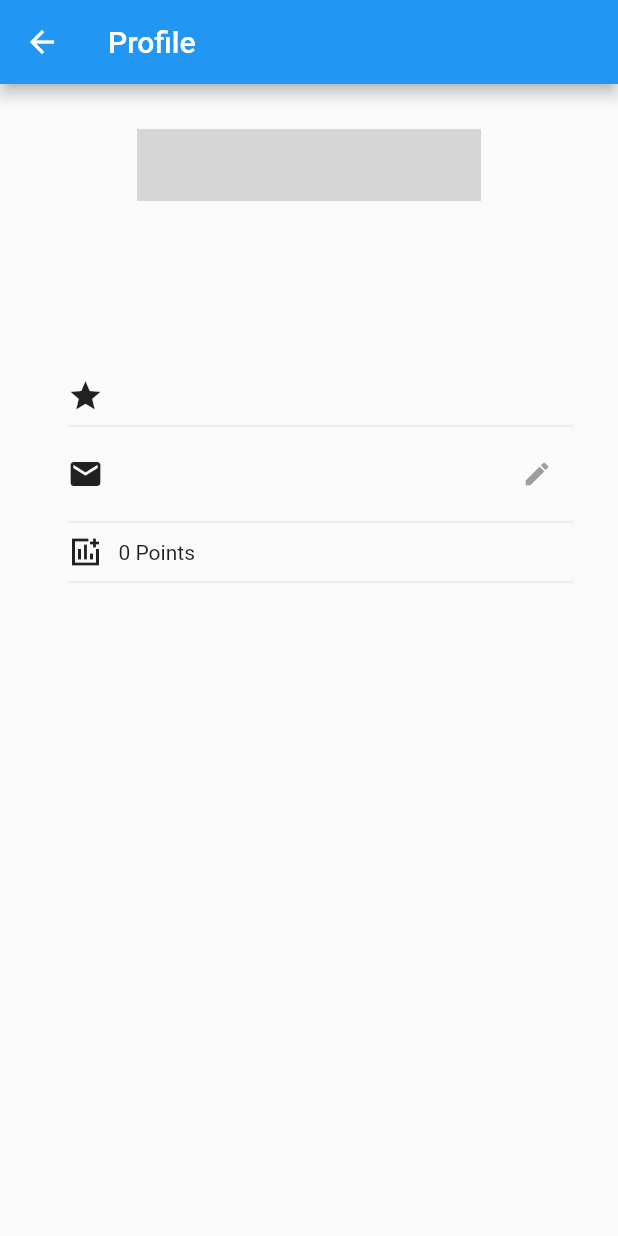
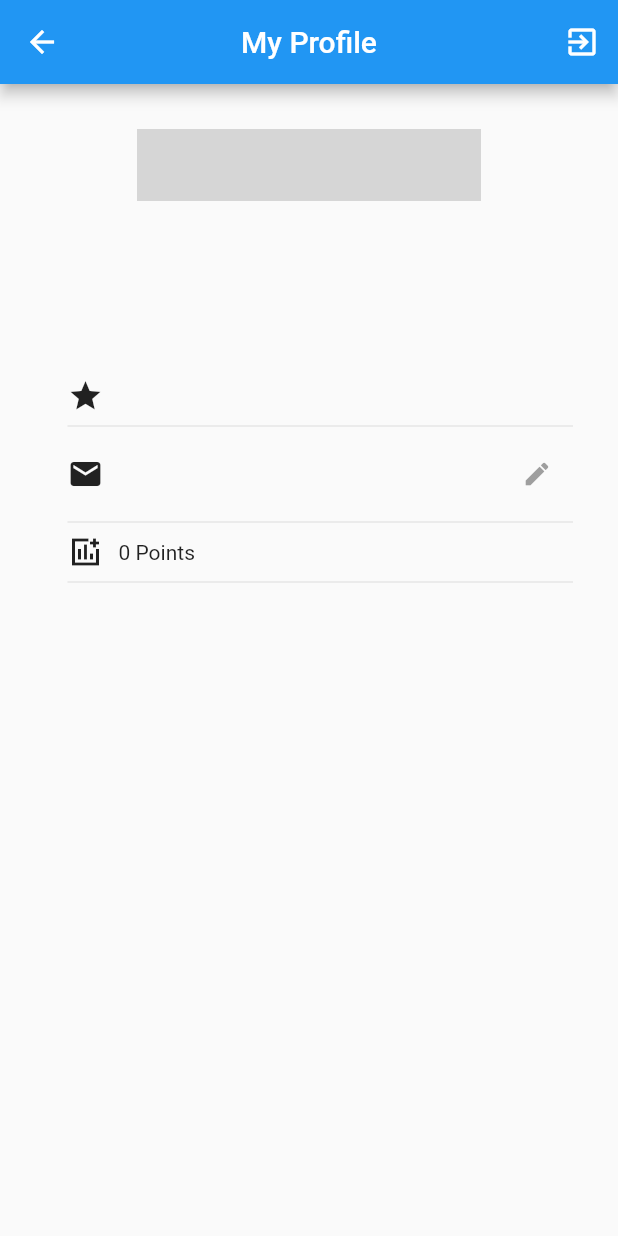
Before and after one commit to ialexies/bloc_firebase_auth_firestore_vgv, a Flutter app: the ProfilePage screen opened directly, on a phone screen of 412 x 824 dp. Run offline on Flutter 3.47's test engine with Material 2 defaults, Android fonts, the phone set to English and light mode, and no system bars; drawn by our look-alikes of extended_image; our stand-ins replace bloc, cloud_firestore, equatable, firebase_auth, firebase_core, flutter_bloc and 4 more; accounts and stored records are empty; network calls fail; grey boxes are pictures that could not be loaded.

Commit message:
Moved Logut button to profile page

```diff
--- a/lib/app/modules/profile/profile_page.dart
+++ b/lib/app/modules/profile/profile_page.dart
@@ -34,7 +34,16 @@ class ProfilePageState extends State<ProfilePage> {
   Widget build(BuildContext context) {
     return Scaffold(
       appBar: AppBar(
-        title: const Text('Profile'),
+        title: const Text('My Profile'),
+        centerTitle: true,
+        actions: [
+          IconButton(
+            onPressed: () {
+              context.read<AuthBloc>().add(SignoutRequestedEvent());
+            },
+            icon: const Icon(Icons.exit_to_app),
+          ),
+        ],
       ),
       body: BlocConsumer<ProfileCubit, ProfileState>(
         listener: (context, state) {
@@ -207,6 +216,8 @@ class UserDataRowBuilder extends StatelessWidget {
               size: 20,
               color: Colors.grey,
             ),
+            splashColor: Colors.amberAccent.withOpacity(.5),
+            splashRadius: 26,
           ),
       ],
     );
--- a/lib/pages/home_page.dart
+++ b/lib/pages/home_page.dart
@@ -34,12 +34,6 @@ class HomePageState extends State<HomePage> {
               },
               icon: const Icon(Icons.account_circle),
             ),
-            IconButton(
-              onPressed: () {
-                context.read<AuthBloc>().add(SignoutRequestedEvent());
-              },
-              icon: const Icon(Icons.exit_to_app),
-            ),
           ],
         ),
         body: Center(
```
